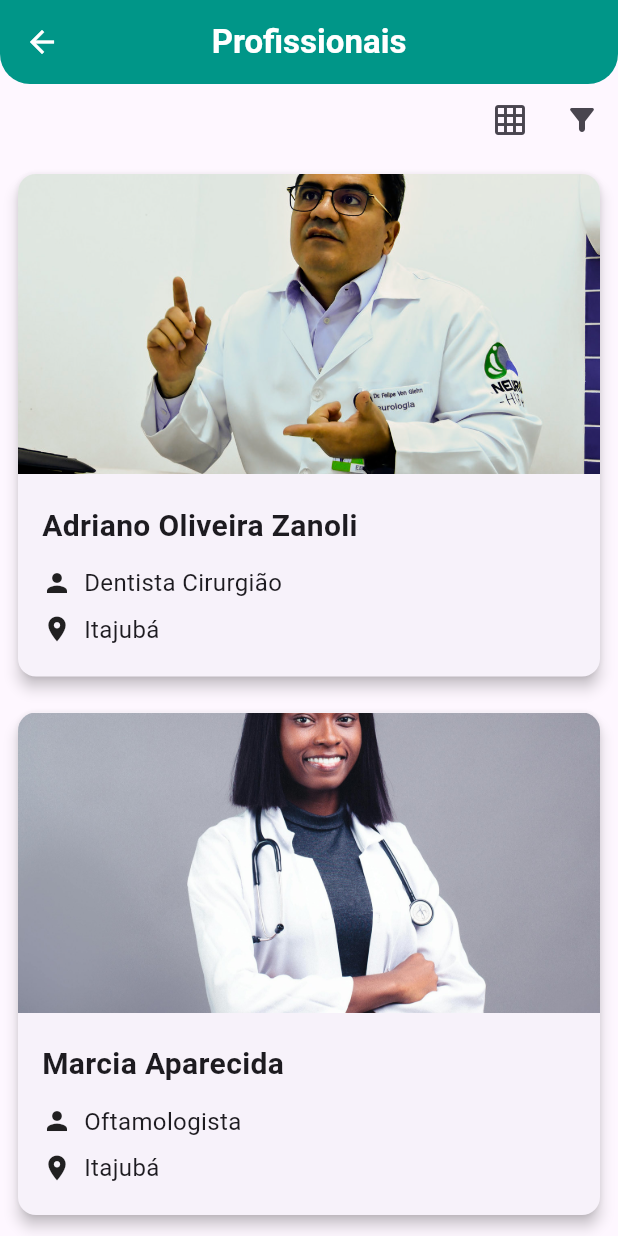
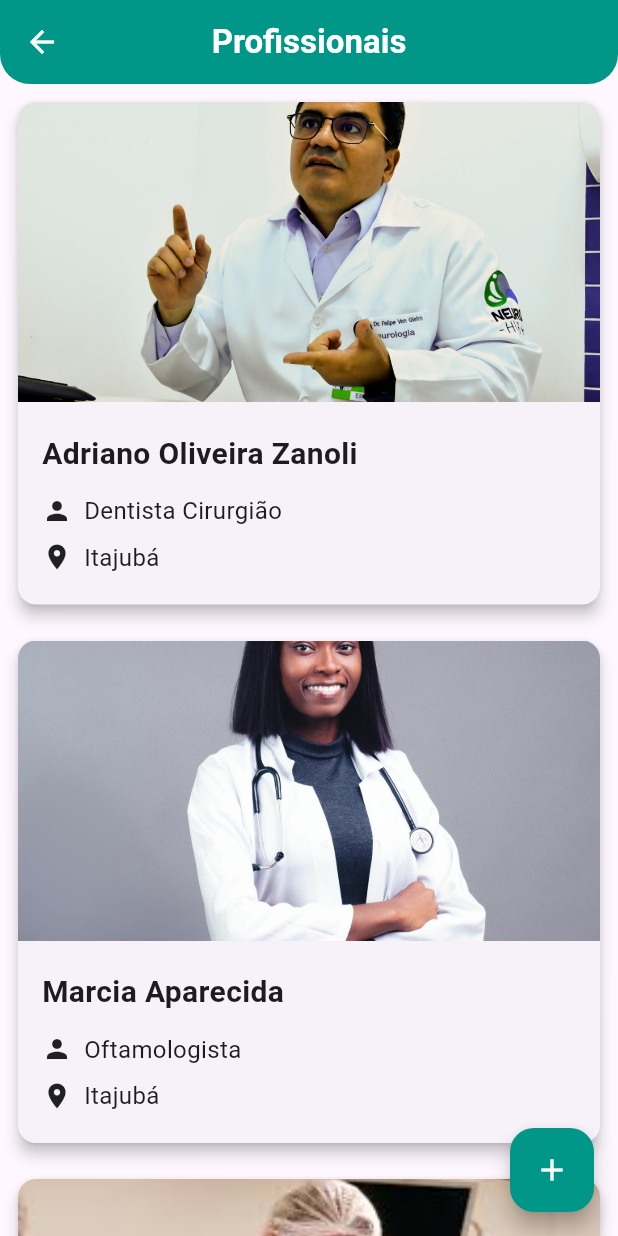
Before and after one commit to AugustoZanoli/doctors_app, a Flutter app: the Profissionais screen opened by its route, on a phone screen of 412 x 824 dp. Run offline on Flutter 3.47's test engine with Material 3 defaults, Android fonts, the phone set to English and light mode, and no system bars.

Commit message:
Melhorada funcionalidade profissionais

```diff
--- a/doctors_app/lib/screens/profissionais.dart
+++ b/doctors_app/lib/screens/profissionais.dart
@@ -2,6 +2,7 @@ import 'package:doctors_app/components/appBar.dart';
 import 'package:doctors_app/components/profissionais/cardGridProfissionais.dart';
 import 'package:doctors_app/components/profissionais/cardProfissionais.dart';
 import 'package:doctors_app/db/profissionaisDb.dart';
+import 'package:doctors_app/main.dart';
 import 'package:flutter/material.dart';
 
 class Profissionais extends StatefulWidget {
@@ -13,6 +14,53 @@ class Profissionais extends StatefulWidget {
 
 class _ProfissionaisState extends State<Profissionais> {
   bool isList = true;
+  bool isOpen = false;
+  String? filtroArea;
+
+  List<Map<String, dynamic>> get profissionaisFiltrados {
+    if (filtroArea == null) return profissionais;
+    return profissionais.where((p) => p['area'] == filtroArea).toList();
+  }
+
+  void abrirModalFiltro() {
+    final areas =
+        profissionais.map((p) => p['area'] as String).toSet().toList();
+
+    showModalBottomSheet(
+      context: context,
+      builder: (context) {
+        return SafeArea(
+          child: Column(
+            mainAxisSize: MainAxisSize.min,
+            children: [
+              ListTile(
+                leading: Icon(Icons.clear),
+                title: Text('Remover filtro'),
+                onTap: () {
+                  setState(() {
+                    filtroArea = null;
+                  });
+                  Navigator.pop(context);
+                },
+              ),
+              Divider(),
+              ...areas.map((area) {
+                return ListTile(
+                  title: Text(area),
+                  onTap: () {
+                    setState(() {
+                      filtroArea = area;
+                    });
+                    Navigator.pop(context);
+                  },
+                );
+              }).toList(),
+            ],
+          ),
+        );
+      },
+    );
+  }
 
   @override
   Widget build(BuildContext context) {
@@ -20,26 +68,32 @@ class _ProfissionaisState extends State<Profissionais> {
       appBar: MyAppBar(title: 'Profissionais'),
       body: Column(
   children: [
-          Row(
-            mainAxisAlignment: MainAxisAlignment.end,
+    if (filtroArea != null)
+      Padding(
+        padding: const EdgeInsets.symmetric(horizontal: 16, vertical: 8),
+        child: Row(
           children: [
-              IconButton(
-                onPressed: () {
+            Text('Filtro: ', style: TextStyle(fontWeight: FontWeight.bold)),
+            Chip(
+              label: Text(filtroArea!),
+              deleteIcon: Icon(Icons.clear),
+              onDeleted: () {
                 setState(() {
-                    isList = !isList;
+                  filtroArea = null;
                 });
               },
-                icon: isList ? Icon(Icons.grid_on) : Icon(Icons.list),
             ),
-              IconButton(onPressed: (){}, icon: Icon(Icons.filter_alt_rounded))
           ],
         ),
+      ),
     Expanded(
-            child: isList
+      child: profissionaisFiltrados.isEmpty
+          ? Center(child: Text('Nenhum profissional encontrado.'))
+          : isList
               ? ListView.builder(
-                    itemCount: profissionais.length,
+                  itemCount: profissionaisFiltrados.length,
                   itemBuilder: (context, index) {
-                      final item = profissionais[index];
+                    final item = profissionaisFiltrados[index];
                     return Padding(
                       padding: const EdgeInsets.all(8),
                       child: Cardprofissionais(
@@ -58,9 +112,9 @@ class _ProfissionaisState extends State<Profissionais> {
                     mainAxisSpacing: 2,
                     childAspectRatio: 1,
                   ),
-                    itemCount: profissionais.length,
+                  itemCount: profissionaisFiltrados.length,
                   itemBuilder: (context, index) {
-                      final item = profissionais[index];
+                    final item = profissionaisFiltrados[index];
                     return Padding(
                       padding: const EdgeInsets.all(8),
                       child: CardGridProfissionais(
@@ -74,6 +128,51 @@ class _ProfissionaisState extends State<Profissionais> {
     ),
   ],
 ),
+
+      floatingActionButton: Stack(
+        alignment: Alignment.bottomRight,
+        children: [
+          if (isOpen) ...[
+            Padding(
+              padding: const EdgeInsets.only(bottom: 70.0),
+              child: FloatingActionButton(
+                backgroundColor: customTeal,
+                mini: true,
+                child: Icon(Icons.filter_alt, color: Colors.white),
+                onPressed: () {
+                  abrirModalFiltro();
+                  setState(() {
+                    isOpen = false;
+                  });
+                },
+              ),
+            ),
+            Padding(
+              padding: const EdgeInsets.only(bottom: 130.0),
+              child: FloatingActionButton(
+                backgroundColor: customTeal,
+                mini: true,
+                child: Icon(Icons.grid_on, color: Colors.white),
+                onPressed: () {
+                  setState(() {
+                    isList = !isList;
+                    isOpen = false;
+                  });
+                },
+              ),
+            ),
+          ],
+          FloatingActionButton(
+            backgroundColor: customTeal,
+            child: Icon(isOpen ? Icons.close : Icons.add, color: Colors.white),
+            onPressed: () {
+              setState(() {
+                isOpen = !isOpen;
+              });
+            },
+          ),
+        ],
+      ),
     );
   }
 }
```
Lines whose indentation alone changed are shown as unchanged.
